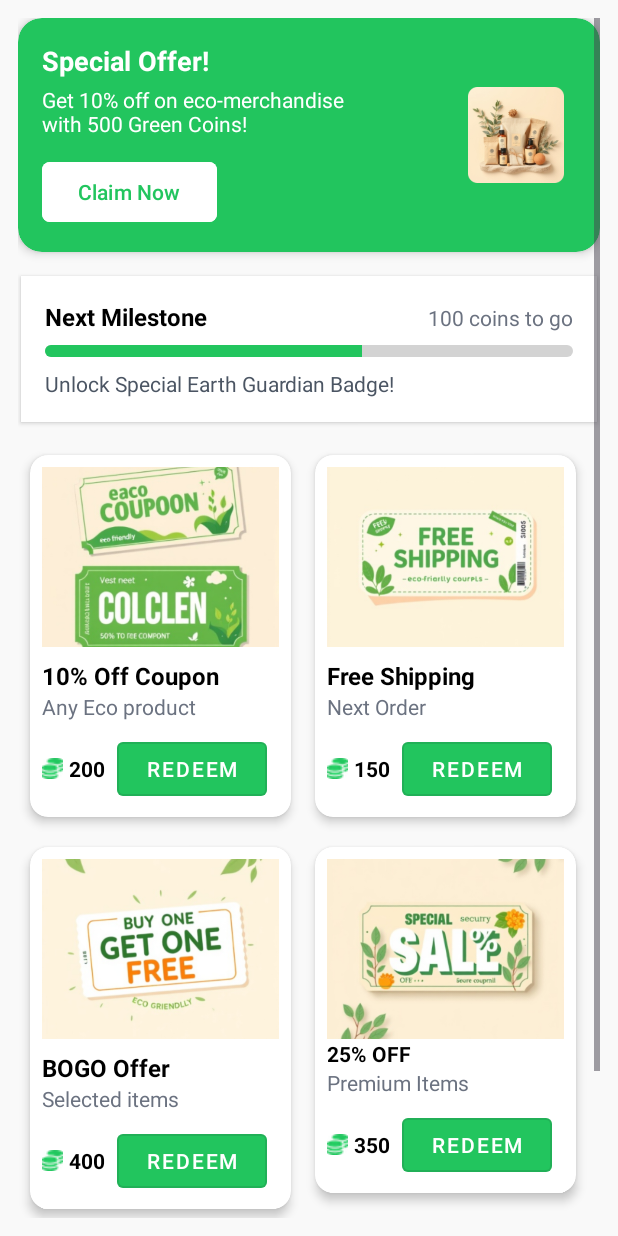
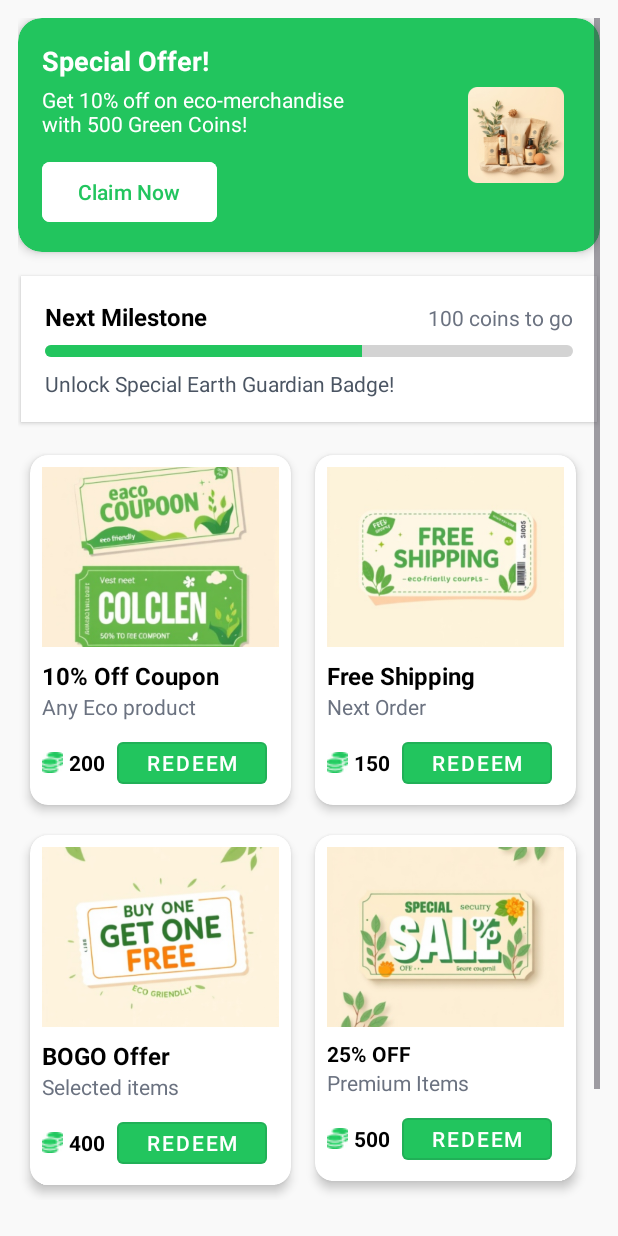
Before and after one commit to thedeepakcodes/vanam, an Android app: the layout item_store_coupon.xml on its own in the app's theme, with its tools: preview values and no code run, on a phone screen of 412 x 824 dp. Run offline under Robolectric (Android 15) with nearby library versions, the phone set to English and light mode, and no system bars.

Commit message:
some modifications for smooth ui

```diff
--- a/app/src/main/res/layout/item_store_coupon.xml
+++ b/app/src/main/res/layout/item_store_coupon.xml
@@ -1,5 +1,6 @@
 <?xml version="1.0" encoding="utf-8"?>
 <ScrollView xmlns:android="http://schemas.android.com/apk/res/android"
+    xmlns:tools="http://schemas.android.com/tools"
     android:layout_width="match_parent"
     android:layout_height="match_parent"
     xmlns:app="http://schemas.android.com/apk/res-auto"
@@ -188,13 +189,14 @@
                             android:id="@+id/itemRedeemBtn"
                             style="@style/Widget.MaterialComponents.Button.OutlinedButton"
                             android:layout_width="wrap_content"
-                            android:layout_height="wrap_content"
+                            android:layout_height="40dp"
+                            android:layout_marginStart="8dp"
                             android:layout_weight="1"
                             android:text="Redeem"
+                            android:textColor="@android:color/white"
                             android:textSize="14sp"
-                            android:layout_marginStart="8dp"
                             app:backgroundTint="#22C55E"
-                            android:textColor="@android:color/white"/>
+                            tools:ignore="TouchTargetSizeCheck" />
                     </LinearLayout>
                 </LinearLayout>
             </androidx.cardview.widget.CardView>
@@ -254,17 +256,19 @@
                             android:textColor="@color/black"
                             android:textStyle="bold"
                             android:drawablePadding="4dp"/>
+
                         <com.google.android.material.button.MaterialButton
                             android:id="@+id/itemRedeemBtn2"
                             style="@style/Widget.MaterialComponents.Button.OutlinedButton"
                             android:layout_width="wrap_content"
-                            android:layout_height="wrap_content"
+                            android:layout_height="40dp"
+                            android:layout_marginStart="8dp"
                             android:layout_weight="1"
                             android:text="Redeem"
+                            android:textColor="@android:color/white"
                             android:textSize="14sp"
-                            android:layout_marginStart="8dp"
                             app:backgroundTint="#22C55E"
-                            android:textColor="@android:color/white"/>
+                            tools:ignore="TouchTargetSizeCheck" />
                     </LinearLayout>
                 </LinearLayout>
             </androidx.cardview.widget.CardView>
@@ -328,13 +332,14 @@
                             android:id="@+id/itemRedeemBtn3"
                             style="@style/Widget.MaterialComponents.Button.OutlinedButton"
                             android:layout_width="wrap_content"
-                            android:layout_height="wrap_content"
+                            android:layout_height="40dp"
+                            android:layout_marginStart="8dp"
                             android:layout_weight="1"
                             android:text="Redeem"
+                            android:textColor="@android:color/white"
                             android:textSize="14sp"
-                            android:layout_marginStart="8dp"
                             app:backgroundTint="#22C55E"
-                            android:textColor="@android:color/white"/>
+                            tools:ignore="TouchTargetSizeCheck" />
                     </LinearLayout>
                 </LinearLayout>
             </androidx.cardview.widget.CardView>
@@ -365,6 +370,7 @@
                         android:id="@+id/itemSubtitle4"
                         android:layout_width="wrap_content"
                         android:layout_height="wrap_content"
+                        android:layout_marginTop="8dp"
                         android:text="25% OFF"
                         android:textColor="@color/black"
                         android:textSize="14sp"
@@ -390,7 +396,7 @@
                             android:layout_width="wrap_content"
                             android:layout_height="wrap_content"
                             app:drawableStartCompat="@drawable/green_coins_14x14"
-                            android:text="350"
+                            android:text="500"
                             android:textColor="@color/black"
                             android:textStyle="bold"
                             android:drawablePadding="4dp"/>
@@ -399,7 +405,7 @@
                             android:id="@+id/itemRedeemBtn4"
                             style="@style/Widget.MaterialComponents.Button.OutlinedButton"
                             android:layout_width="wrap_content"
-                            android:layout_height="wrap_content"
+                            android:layout_height="40dp"
                             android:layout_weight="1"
                             android:text="Redeem"
                             android:textSize="14sp"
```
Also changed, not shown: app/src/main/res/layout/item_store_all.xml (+5 -5 lines), app/src/main/res/layout/item_store_products.xml (+7 -4 lines).
